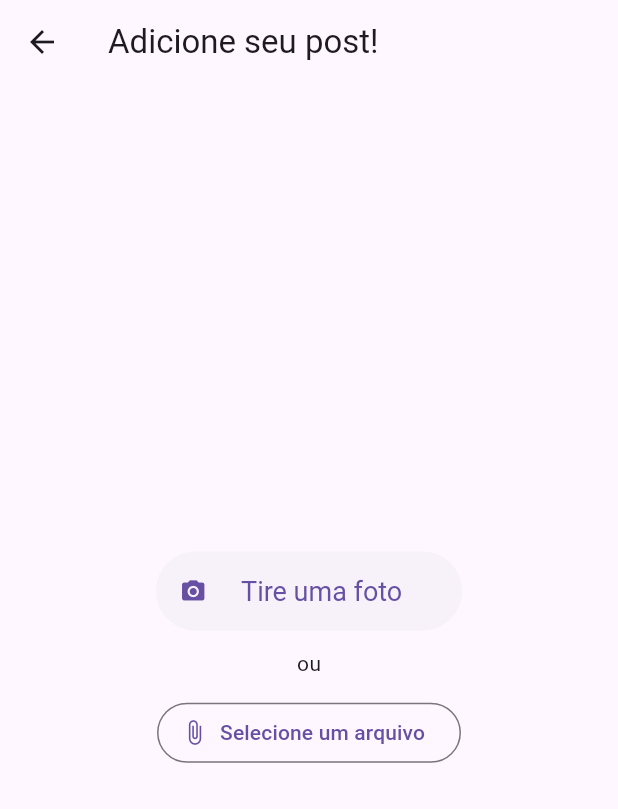
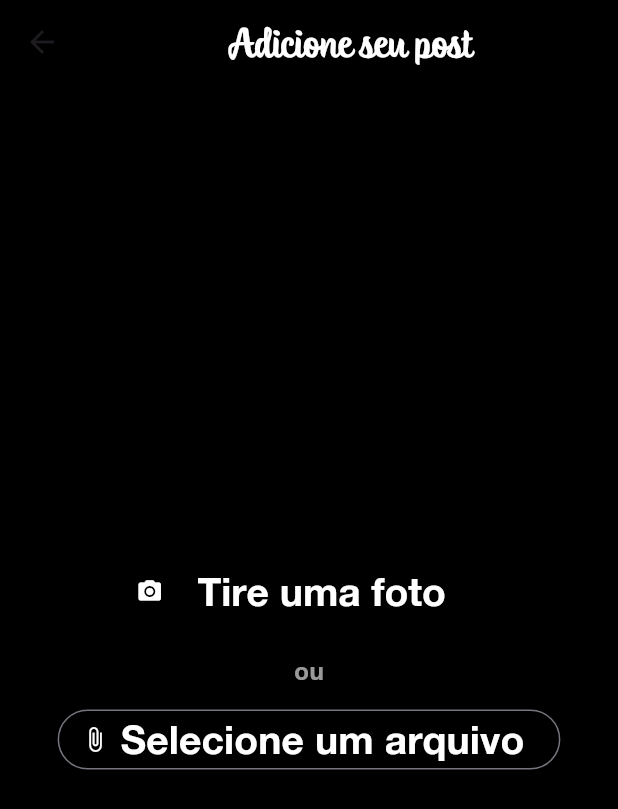
Before and after one commit to jp066/Clone_instagram, a Flutter app: the CameraBottom screen opened directly, on a phone screen of 412 x 824 dp. Shown: the top 809 px of the screen. Run offline on Flutter 3.47's test engine with Material 3 defaults, Android fonts, the light colour scheme and no system bars; our stand-ins replace get, image_picker; missing offline and left inert: camera_camera, dashed_circle; network calls fail.

Commit message:
commit
introduzindo camera e select files

```diff
--- a/lib/screens/camera_screen.dart
+++ b/lib/screens/camera_screen.dart
@@ -1,7 +1,10 @@
 import 'dart:io';
 import 'package:camera_camera/camera_camera.dart';
+import 'package:clone_instagram/widgets/anexo.dart';
+import 'package:clone_instagram/widgets/previewPage.dart';
 import 'package:flutter/material.dart';
 import 'package:get/get.dart';
+import 'package:image_picker/image_picker.dart';
 
 late List<CameraDescription> _cameras;
 
@@ -73,21 +76,45 @@ class CameraBottom extends StatefulWidget {
 }
 
 class _CameraBottomState extends State<CameraBottom> {
-  late File arquivo;
+  File? arquivo;
+  final picker = ImagePicker();
 
-  showPreview(file) async {
-    file = await Get.to(() => PreviewPage(file: file));
+  _CameraBottomState() : arquivo = null;
+
+//objetos
+
+  Future getFileFromGallery() async {
+    final file = await picker.pickImage(source: ImageSource.gallery);
 
     if (file != null) {
-      setState(()=> arquivo = file);
+      setState(() => arquivo = File(file.path));
     }
   }
+
+  showPreview(File? file) async {
+    if (file != null) {
+      file = await Get.to(() => PreviewPage(file: file!));
+
+      if (file != null) {
+        setState(() => arquivo = file);
+        Get.back();
+      }
+    }
+  }
+
+//metodos
 
   @override
   Widget build(BuildContext context) {
     return Scaffold(
+      backgroundColor: Colors.black,
       appBar: AppBar(
-        title: const Text('Adicione seu post!'),
+        backgroundColor: Colors.black,
+        title: const Center(
+          child: Text('Adicione seu post',
+              style: TextStyle(
+                  fontFamily: 'FontSpring', fontSize: 26, color: Colors.white)),
+        ),
       ),
       body: Center(
         child: Row(
@@ -97,29 +124,45 @@ class _CameraBottomState extends State<CameraBottom> {
               mainAxisAlignment: MainAxisAlignment.center,
               crossAxisAlignment: CrossAxisAlignment.center,
               children: [
+                if (arquivo != null) Anexo(arquivo: arquivo!),
                 ElevatedButton.icon(
                   onPressed: () => Get.to(
                     () => CameraCamera(onFile: (file) => showPreview(file)),
                   ),
-                  icon: const Icon(Icons.camera_alt),
+                  icon: const Icon(Icons.camera_alt, color: Colors.white),
                   label: const Padding(
                     padding: EdgeInsets.all(16.0),
-                    child: Text('Tire uma foto'),
+                    child: Text('Tire uma foto',
+                        style: TextStyle(
+                            fontFamily: 'Helvetica_Neue',
+                            fontSize: 26,
+                            color: Colors.white),),
                   ),
                   style: ElevatedButton.styleFrom(
+                    backgroundColor: Colors.transparent,
                       elevation: 0.0,
                       textStyle: const TextStyle(
                         fontSize: 18,
                       )),
                 ),
                 const Padding(
-                  padding: EdgeInsets.all(12.0),
-                  child: Text('ou'),
+                  padding: EdgeInsets.all(10.0),
+                  child: Text('ou', style: TextStyle(
+                    fontFamily: 'Helvetica_Neue',
+                    fontSize: 16,
+                    color: Colors.white60
+                  ),),
                 ),
                 OutlinedButton.icon(
-                  icon: const Icon(Icons.attach_file),
-                  label: const Text('Selecione um arquivo'),
-                  onPressed: (() => {}),
+                  icon: const Icon(Icons.attach_file, color: Colors.white,),
+                  label: const Text(
+                    'Selecione um arquivo',
+                    style: TextStyle(
+                        fontFamily: 'Helvetica_Neue',
+                        fontSize: 26,
+                        color: Colors.white),
+                  ),
+                  onPressed: (() => getFileFromGallery()),
                 )
               ],
             )
```
Also changed, not shown: lib/screens/likes_screen.dart (+4 -4 lines), lib/screens/main_screen.dart (+25 -7 lines), lib/screens/messenger_screen.dart (added, +10 -0 lines), lib/screens/previewPage_screen.dart (deleted, +0 -17 lines), lib/widgets/anexo.dart (added, +28 -0 lines), lib/widgets/previewPage.dart (added, +68 -0 lines).
